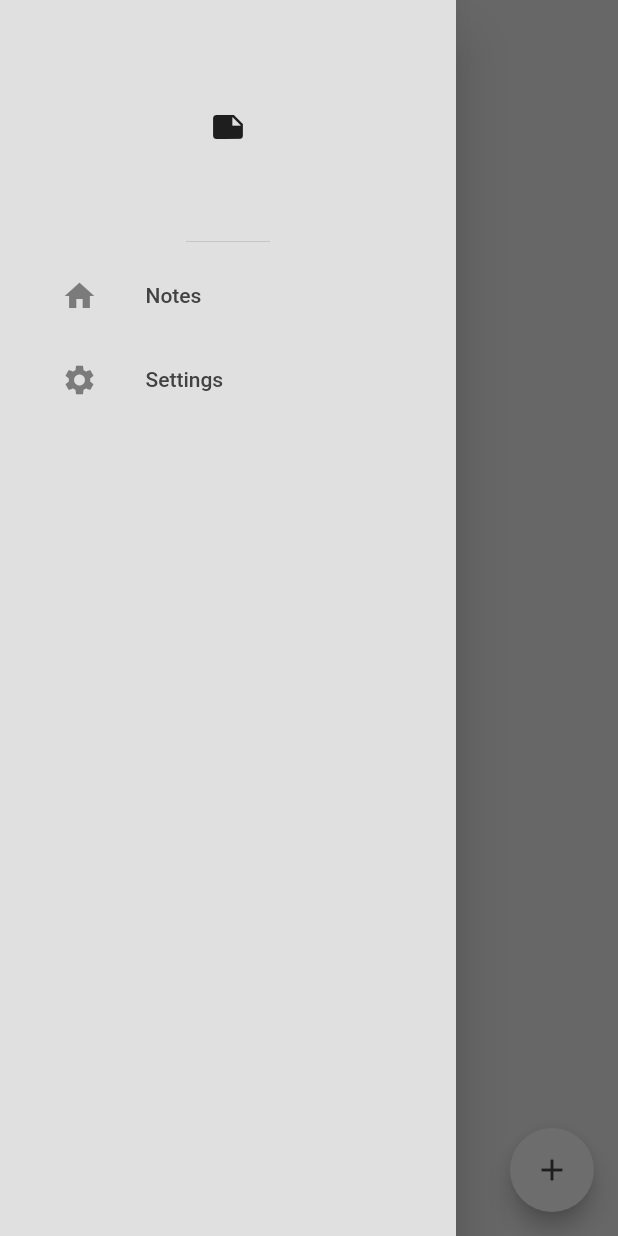
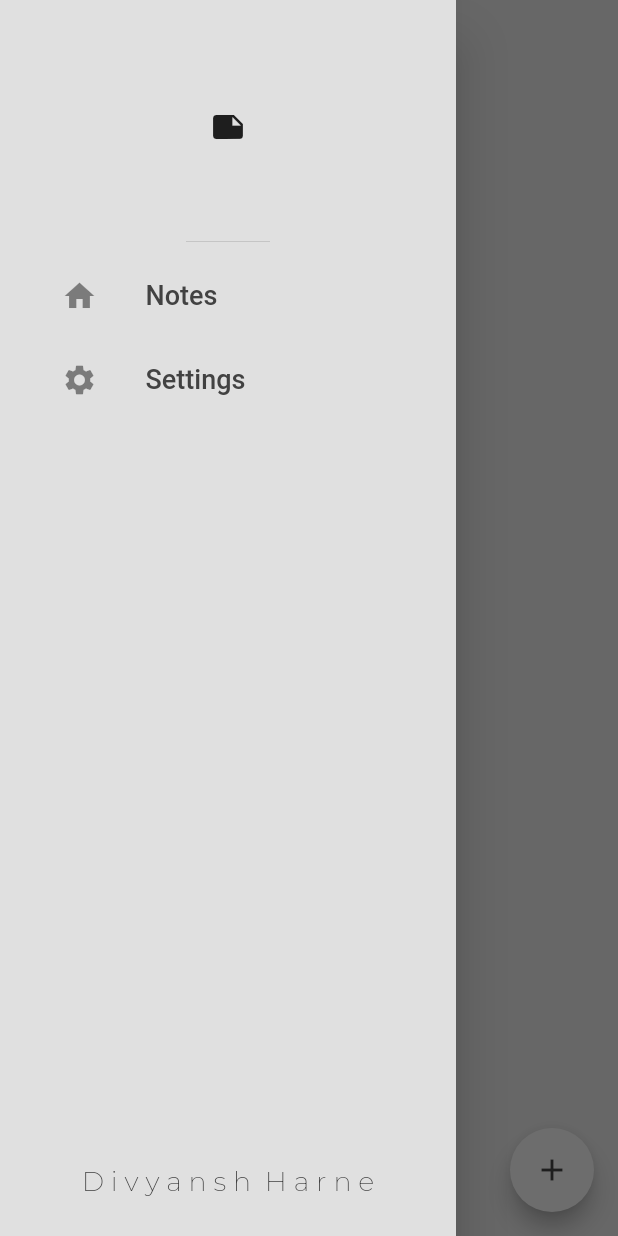
Before and after one commit to DivyanshHarne/Notes-App-with-, a Flutter app: the screen it shows after launch, with the side drawer open, on a phone screen of 412 x 824 dp. Run offline on Flutter 3.47's test engine with Material 2 defaults, Android fonts, the phone set to English and light mode, and no system bars; our stand-ins replace google_fonts, isar; accounts and stored records are empty; generated files the repository leaves out were written again.

Commit message:
Second Commit

```diff
--- a/lib/components/drawer.dart
+++ b/lib/components/drawer.dart
@@ -1,4 +1,5 @@
 import 'package:flutter/material.dart';
+import 'package:google_fonts/google_fonts.dart';
 import 'package:notes/components/drawer_tile.dart';
 import 'package:notes/pages/settings_page.dart';
 
@@ -10,11 +11,15 @@ class MyDrawer extends StatelessWidget{
     return Drawer(
       backgroundColor: Theme.of(context).colorScheme.background,
       child: Column(
+        mainAxisAlignment: MainAxisAlignment.spaceBetween,
+        children: [
+          Container(
+            child: Column(
               children: [
                 //header
                 const DrawerHeader(child: Icon(Icons.note)),
                 //notes tile
-          DrawerTile(title: "Notes", leading: const Icon(Icons.home), onTap: ()=> Navigator.pop(context)),
+                DrawerTile(title: "Notes" , leading: const Icon(Icons.home), onTap: ()=> Navigator.pop(context), ),
 
                 //settings tile
                 DrawerTile(title: "Settings", leading: const Icon(Icons.settings),
@@ -25,6 +30,14 @@ class MyDrawer extends StatelessWidget{
                 )
               ],
             ),
+          ),
+
+          Padding(
+              padding: EdgeInsets.all(25),
+            child: Text("D i v y a n s h  H a r n e", style: GoogleFonts.montserrat(fontSize: 18,color: Theme.of(context).colorScheme.inversePrimary,fontWeight: FontWeight.w200),),
+          )
+        ],
+      )
     );
   }
 }
--- a/lib/components/drawer_tile.dart
+++ b/lib/components/drawer_tile.dart
@@ -1,4 +1,5 @@
 import 'package:flutter/material.dart';
+import 'package:google_fonts/google_fonts.dart';
 
 class DrawerTile extends StatelessWidget {
   final String title;
@@ -12,7 +13,10 @@ class DrawerTile extends StatelessWidget {
     return Padding(
         padding: const EdgeInsets.only(left: 25.0),
       child: ListTile(
-        title: Text(title, style: TextStyle(color: Theme.of(context).colorScheme.inversePrimary),),
+        title: Text(title,  style: GoogleFonts.dmSerifText(
+            fontSize: 18,
+            color: Theme.of(context).colorScheme.inversePrimary
+        ),),
         leading: leading,
         onTap: onTap,
       ),
--- a/lib/pages/notes_page.dart
+++ b/lib/pages/notes_page.dart
@@ -34,6 +34,7 @@ class _NotesPageState extends State<NotesPage>{
 
       content: TextField(
         controller: textController,
+        decoration: InputDecoration(hintText: "Add a new note."),
       ),
       actions: [
         //create button
@@ -63,7 +64,7 @@ class _NotesPageState extends State<NotesPage>{
     showDialog(
         context: context,
         builder: (context)=>AlertDialog(
-          title: Text("Update Note"),
+          title: const Text("Update Note"),
           backgroundColor: Theme.of(context).colorScheme.background,
           content: TextField(controller: textController),
           actions: [
@@ -77,7 +78,7 @@ class _NotesPageState extends State<NotesPage>{
                 // pop the dialog
                 Navigator.pop(context);
               },
-              child: const Text("Create"),
+              child: const Text("Update"),
             )
           ],
         )
```
Also changed, not shown: 1 other file. Lines whose indentation alone changed are shown as unchanged.
